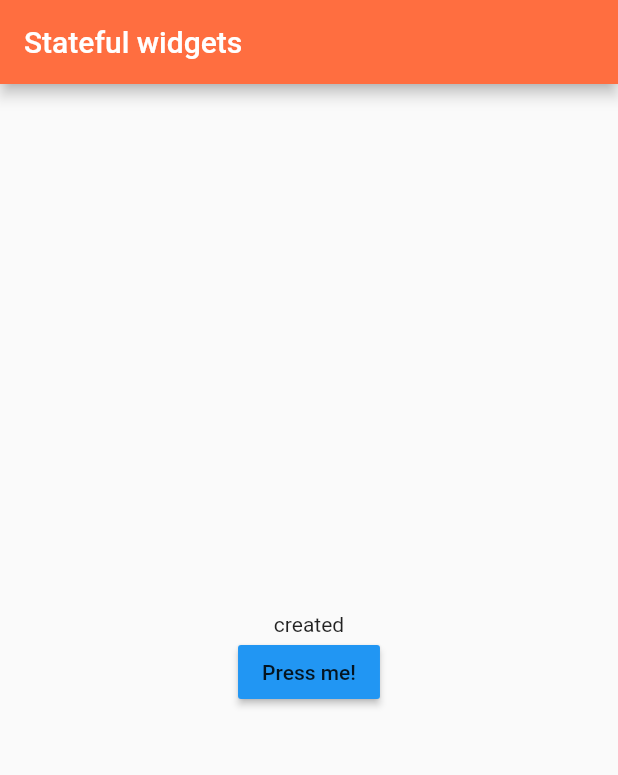
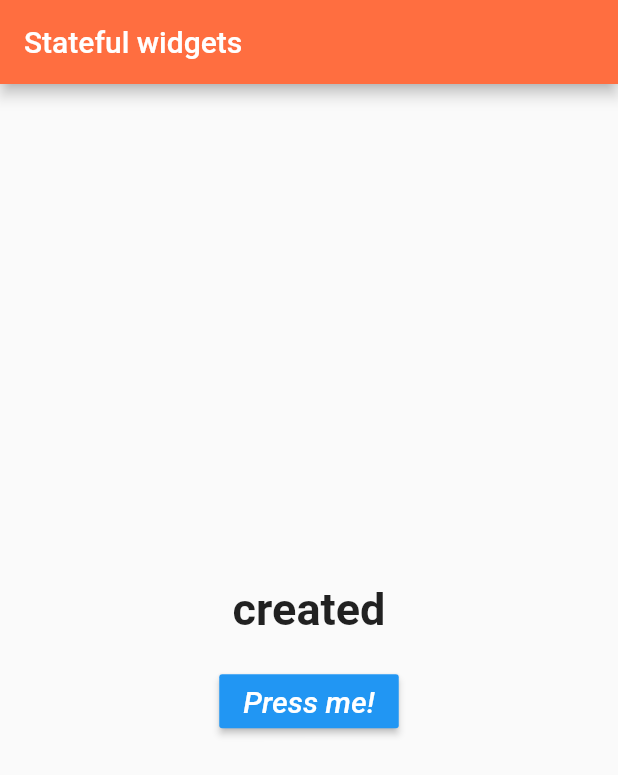
Before and after one commit to stories2/Flutter-Study, a Flutter app: the screen it shows after launch, on a phone screen of 412 x 824 dp. Shown: the top 775 px of the screen. Run offline on Flutter 3.47's test engine with Material 2 defaults, Android fonts, the phone set to English and light mode, and no system bars.

Commit message:
stateful widgets some update layout

```diff
--- a/stateful_widgets/stateful_widgets/lib/main.dart
+++ b/stateful_widgets/stateful_widgets/lib/main.dart
@@ -50,12 +50,24 @@ class AwesomeButtonState extends State<AwesomeButton> {
             mainAxisAlignment: MainAxisAlignment.center,
             children: <Widget>[
               new Text(
-                displayStr
+                displayStr,
+                style: new TextStyle(
+                  fontSize: 30.0,
+                  fontWeight: FontWeight.bold
+                ),
+              ),
+              new Padding(
+                  padding: new EdgeInsets.all(10.0)
               ),
               new RaisedButton(
                 onPressed: BtnPressMeOnPressed,
                 child: new Text(
-                  "Press me!"
+                  "Press me!",
+                  style: new TextStyle(
+                    color: Colors.white,
+                    fontStyle: FontStyle.italic,
+                    fontSize: 20.0
+                   ),
                 ),
                 color: Colors.blue,
               )
```
